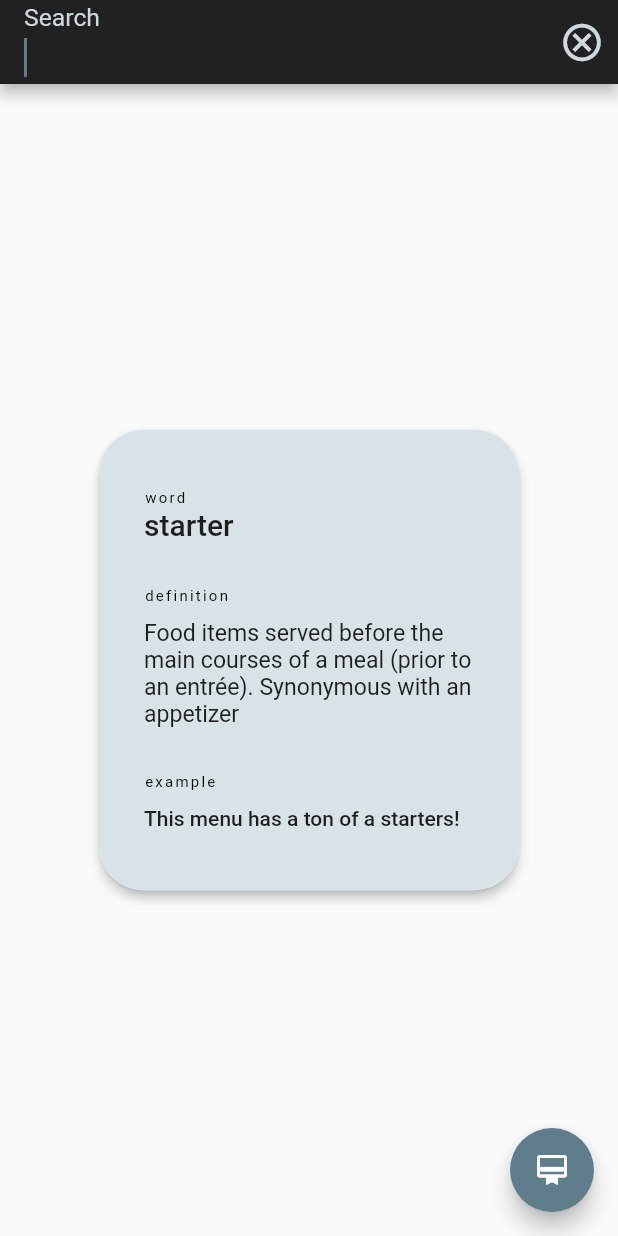
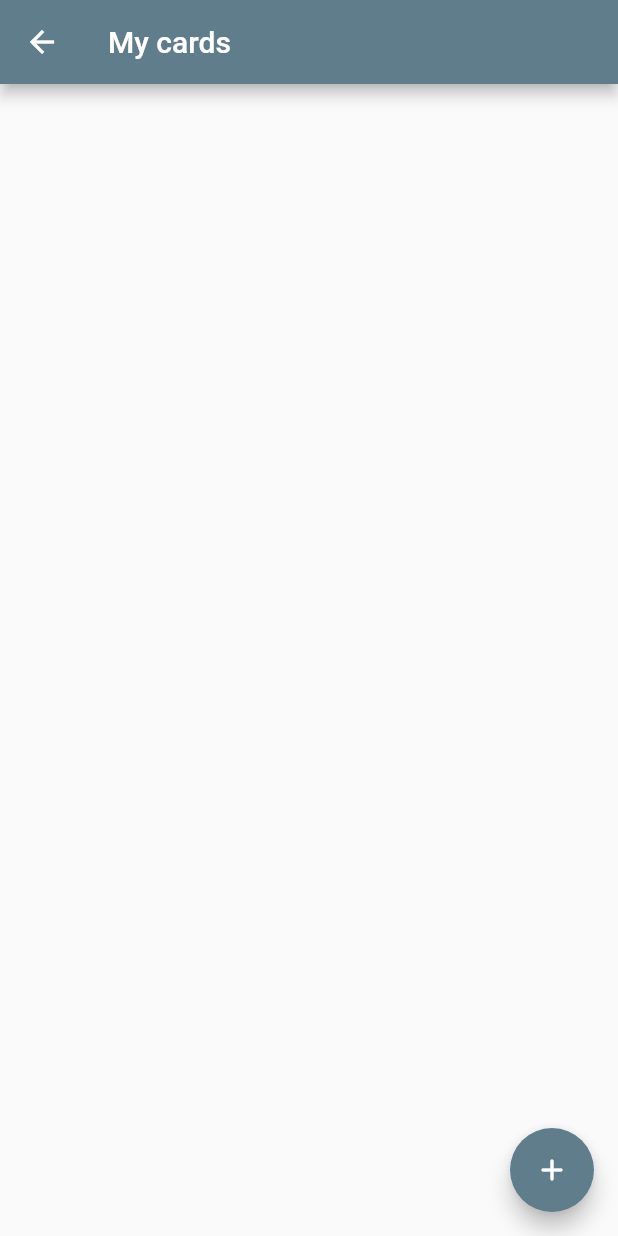
Before and after one commit to sami-bre/Wordling, a Flutter app: the screen it shows after launch, after a tap on the "search" icon, after a tap on the "card membership" icon, on a phone screen of 412 x 824 dp. Run offline on Flutter 3.47's test engine with Material 2 defaults, Android fonts, the phone set to English and light mode, and no system bars; our stand-ins replace sqflite; accounts and stored records are empty.

Commit message:
this time all the features of the 'saved_definitions' page are complete including listing all the saved definitions, adding, deleting and editing definitions

```diff
--- a/lib/main.dart
+++ b/lib/main.dart
@@ -1,14 +1,19 @@
 import 'package:flutter/material.dart';
 import 'ui/front.dart';
+import 'ui/saved_definitions.dart';
+
 
 void main() {
   runApp(
     MaterialApp(
       debugShowCheckedModeBanner: false,
+      title: 'Wordling',
       theme: ThemeData(
         primarySwatch: Colors.blueGrey,
       ),
-      routes: {'/': (context) => const Front()},
+      routes: {'/': (context) => const Front(),
+      '/saved':(context) => SavedDefinitions(),
+      },
     ),
   );
 }
--- a/lib/models/definition.dart
+++ b/lib/models/definition.dart
@@ -1,21 +1,26 @@
+enum Origin { created, downloaded }
+
 class Definition {
   int id;
   String word;
   String definition;
   String example;
+  Origin origin;
 
   Definition({
     required this.id,
     required this.word,
     required this.definition,
     required this.example,
+    required this.origin,
   });
 
   Definition.fromMap(Map<String, dynamic> map)
       : id = map['id'],
         word = map['word'],
         definition = map['definition'],
-        example = map['example'];
+        example = map['example'],
+        origin = (map['origin'] == 'created') ? Origin.created : Origin.downloaded;
 
   Map<String, dynamic> toMap() {
     return {
@@ -23,6 +28,7 @@ class Definition {
       'word': word,
       'definition': definition,
       'example': example,
+      'origin': origin.name,
     };
   }
 }
--- a/lib/ui/Search_result_display.dart
+++ b/lib/ui/Search_result_display.dart
@@ -61,8 +61,7 @@ class SearchResultDisplayState extends State<SearchResultDisplay> {
               return const Center(
                 child: SizedBox(
                   width: 60,
-                  height: 60,
-                  child: CircularProgressIndicator(),
+                  child: LinearProgressIndicator(),
                 ),
               );
             }
--- a/lib/ui/definition_card.dart
+++ b/lib/ui/definition_card.dart
@@ -76,38 +76,48 @@ class _DefinitionCardState extends State<DefinitionCard> {
                   mainAxisSize: MainAxisSize.min,
                   crossAxisAlignment: CrossAxisAlignment.start,
                   children: <Widget>[
+                    if (definition.word != '')
                       Text(
                         'word',
                         style: Theme.of(context).textTheme.labelSmall,
                       ),
+                    if (definition.word != '')
                       Text(
                         definition.word,
                         style: Theme.of(context).textTheme.headline6,
                       ),
+                    if (definition.definition != '')
                       const SizedBox(
                         height: 30.0,
                       ),
+                    if (definition.definition != '')
                       Text(
                         'definition',
                         style: Theme.of(context).textTheme.labelSmall,
                       ),
+                    if (definition.definition != '')
                       const SizedBox(
                         height: 10.0,
                       ),
+                    if (definition.definition != '')
                       Text(
                         definition.definition,
                         textScaleFactor: 1.1,
                       ),
+                    if (definition.example != '')
                       const SizedBox(
                         height: 30.0,
                       ),
+                    if (definition.example != '')
                       Text(
                         'example',
                         style: Theme.of(context).textTheme.labelSmall,
                       ),
+                    if (definition.example != '')
                       const SizedBox(
                         height: 10.0,
                       ),
+                    if (definition.example != '')
                       Text(
                         definition.example,
                         style: Theme.of(context).textTheme.bodyLarge,
--- a/lib/ui/front.dart
+++ b/lib/ui/front.dart
@@ -88,9 +88,23 @@ class _FrontState extends State<Front> {
           ],
         ),
         body: displayed,
-        floatingActionButton: FloatingActionButton(
-          onPressed: () {},
-          child: const Icon(Icons.card_membership),
+        floatingActionButton: Row(
+          mainAxisAlignment: MainAxisAlignment.end,
+          children: [
+            FloatingActionButton(
+              heroTag: 'playButton',
+              onPressed: () {},
+              child: const Icon(Icons.play_lesson_outlined),
+            ),
+            const SizedBox(
+              width: 16
+            ),
+            FloatingActionButton(
+              heroTag: 'myCardsButton',
+              onPressed: () => Navigator.pushNamed(context, '/saved'),
+              child: const Icon(Icons.card_membership),
+            )
+          ],
         ),
       ),
     );
--- a/lib/ui/random_definition_display.dart
+++ b/lib/ui/random_definition_display.dart
@@ -18,10 +18,12 @@ class _RandomDefinitionDisplayState extends State<RandomDefinitionDisplay> {
   void showWord() async {
     Definition starter = Definition(
       id: 0,
-        word: 'starter',
-        definition:
-            'Food items served before the main courses of a meal (prior to an entrée). Synonymous with an appetizer',
-        example: 'This menu has a ton of a starters!');
+      word: 'starter',
+      definition:
+          'Food items served before the main courses of a meal (prior to an entrée). Synonymous with an appetizer',
+      example: 'This menu has a ton of a starters!',
+      origin: Origin.created
+    );
     word = await helper.getRandomDefinition() ?? starter;
     setState(() {
       word = word;
--- a/lib/util/httpHelper.dart
+++ b/lib/util/httpHelper.dart
@@ -18,6 +18,7 @@ class HttpHelper {
       word: e['word'],
       definition: e['definition'],
       example: e['example'],
+      origin: Origin.downloaded,
     )).toList();
   }
 }
```
Also changed, not shown: lib/ui/add_definition_dialogue.dart (added, +76 -0 lines), lib/ui/saved_definitions.dart (added, +165 -0 lines), lib/util/dbhelper.dart (+16 -5 lines). Lines whose indentation alone changed are shown as unchanged.
